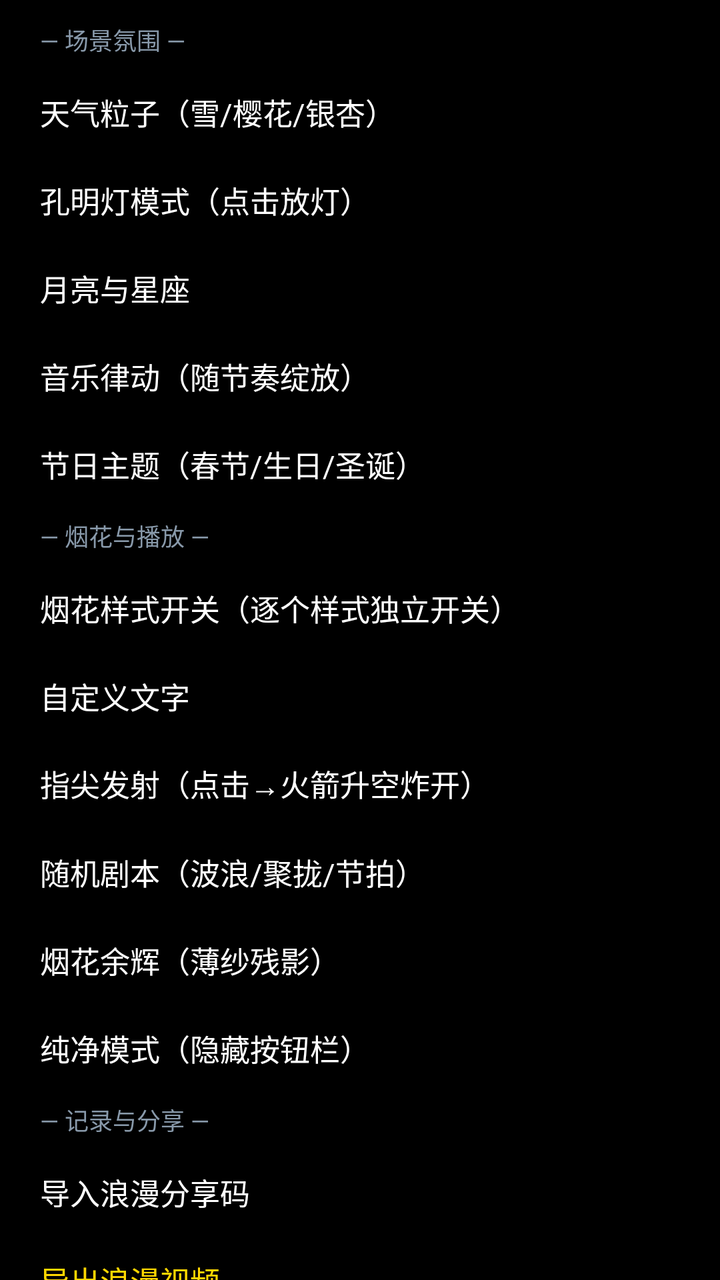
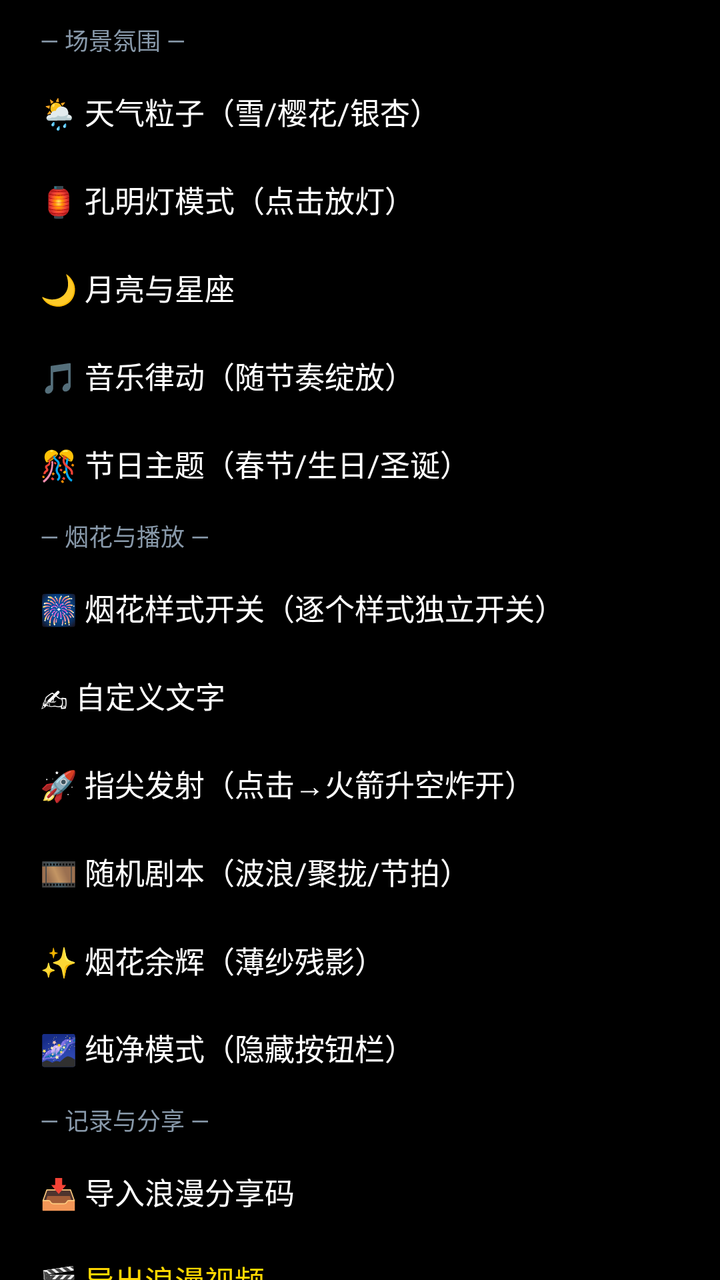

The first picture is an Android layout as it rendered before a commit; the second is the same layout after the commit. The layout source and the unified diff follow.
<!-- AndroidManifest.xml: application theme Theme.Electronic -->
<!-- res/layout/layout_more_menu.xml -->
<?xml version="1.0" encoding="utf-8"?>
<ScrollView xmlns:android="http://schemas.android.com/apk/res/android"
    android:id="@+id/menu_scroll"
    android:layout_width="match_parent"
    android:layout_height="wrap_content"
    android:maxHeight="460dp"
    android:scrollbars="none">

    <LinearLayout
        android:layout_width="match_parent"
        android:layout_height="wrap_content"
        android:orientation="vertical"
        android:paddingVertical="6dp">

        
        <TextView
            android:layout_width="match_parent"
            android:layout_height="28dp"
            android:gravity="center_vertical"
            android:paddingHorizontal="20dp"
            android:text="— 场景氛围 —"
            android:textColor="#8899AA"
            android:textSize="12sp" />

        <TextView
            android:id="@+id/tv_weather"
            android:layout_width="match_parent"
            android:layout_height="44dp"
            android:gravity="center_vertical"
            android:paddingHorizontal="20dp"
            android:text="天气粒子（雪/樱花/银杏）"
            android:textColor="#FFFFFF"
            android:textSize="15sp" />

        <TextView
            android:id="@+id/tv_lantern"
            android:layout_width="match_parent"
            android:layout_height="44dp"
            android:gravity="center_vertical"
            android:paddingHorizontal="20dp"
            android:text="孔明灯模式（点击放灯）"
            android:textColor="#FFFFFF"
            android:textSize="15sp" />

        <TextView
            android:id="@+id/tv_moon"
            android:layout_width="match_parent"
            android:layout_height="44dp"
            android:gravity="center_vertical"
            android:paddingHorizontal="20dp"
            android:text="月亮与星座"
            android:textColor="#FFFFFF"
            android:textSize="15sp" />

        <TextView
            android:id="@+id/tv_rhythm"
            android:layout_width="match_parent"
            android:layout_height="44dp"
            android:gravity="center_vertical"
            android:paddingHorizontal="20dp"
            android:text="音乐律动（随节奏绽放）"
            android:textColor="#FFFFFF"
            android:textSize="15sp" />

        <TextView
            android:id="@+id/tv_theme"
            android:layout_width="match_parent"
            android:layout_height="44dp"
            android:gravity="center_vertical"
            android:paddingHorizontal="20dp"
            android:text="节日主题（春节/生日/圣诞）"
            android:textColor="#FFFFFF"
            android:textSize="15sp" />

        
        <TextView
            android:layout_width="match_parent"
            android:layout_height="28dp"
            android:gravity="center_vertical"
            android:paddingHorizontal="20dp"
            android:text="— 烟花与播放 —"
            android:textColor="#8899AA"
            android:textSize="12sp" />

        <TextView
            android:id="@+id/tv_style_switch"
            android:layout_width="match_parent"
            android:layout_height="44dp"
            android:gravity="center_vertical"
            android:paddingHorizontal="20dp"
            android:text="烟花样式开关（逐个样式独立开关）"
            android:textColor="#FFFFFF"
            android:textSize="15sp" />

        <TextView
            android:id="@+id/tv_custom_text"
            android:layout_width="match_parent"
            android:layout_height="44dp"
            android:gravity="center_vertical"
            android:paddingHorizontal="20dp"
            android:text="自定义文字"
            android:textColor="#FFFFFF"
            android:textSize="15sp" />

        <TextView
            android:id="@+id/tv_rocket_mode"
            android:layout_width="match_parent"
            android:layout_height="44dp"
            android:gravity="center_vertical"
            android:paddingHorizontal="20dp"
            android:text="指尖发射（点击→火箭升空炸开）"
            android:textColor="#FFFFFF"
            android:textSize="15sp" />

        <TextView
            android:id="@+id/tv_auto_pattern"
            android:layout_width="match_parent"
            android:layout_height="44dp"
            android:gravity="center_vertical"
            android:paddingHorizontal="20dp"
            android:text="随机剧本（波浪/聚拢/节拍）"
            android:textColor="#FFFFFF"
            android:textSize="15sp" />

        <TextView
            android:id="@+id/tv_afterglow"
            android:layout_width="match_parent"
            android:layout_height="44dp"
            android:gravity="center_vertical"
            android:paddingHorizontal="20dp"
            android:text="烟花余辉（薄纱残影）"
            android:textColor="#FFFFFF"
            android:textSize="15sp" />

        <TextView
            android:id="@+id/tv_pure_mode"
            android:layout_width="match_parent"
            android:layout_height="44dp"
            android:gravity="center_vertical"
            android:paddingHorizontal="20dp"
            android:text="纯净模式（隐藏按钮栏）"
            android:textColor="#FFFFFF"
            android:textSize="15sp" />

        
        <TextView
            android:layout_width="match_parent"
            android:layout_height="28dp"
            android:gravity="center_vertical"
            android:paddingHorizontal="20dp"
            android:text="— 记录与分享 —"
            android:textColor="#8899AA"
            android:textSize="12sp" />

        <TextView
            android:id="@+id/tv_import_share_code"
            android:layout_width="match_parent"
            android:layout_height="44dp"
            android:gravity="center_vertical"
            android:paddingHorizontal="20dp"
            android:text="导入浪漫分享码"
            android:textColor="#FFFFFF"
            android:textSize="15sp" />

        <TextView
            android:id="@+id/tv_export_video"
            android:layout_width="match_parent"
            android:layout_height="44dp"
            android:gravity="center_vertical"
            android:paddingHorizontal="20dp"
            android:text="导出浪漫视频"
            android:textColor="#FFD700"
            android:textSize="15sp" />

        <TextView
            android:id="@+id/tv_export_gif"
            android:layout_width="match_parent"
            android:layout_height="44dp"
            android:gravity="center_vertical"
            android:paddingHorizontal="20dp"
            android:text="视频转 GIF 动图"
            android:textColor="#FFD700"
            android:textSize="15sp" />

        <TextView
            android:id="@+id/tv_anniversary"
            android:layout_width="match_parent"
            android:layout_height="44dp"
            android:gravity="center_vertical"
            android:paddingHorizontal="20dp"
            android:text="纪念日"
            android:textColor="#FFFFFF"
            android:textSize="15sp" />

        
        <TextView
            android:layout_width="match_parent"
            android:layout_height="28dp"
            android:gravity="center_vertical"
            android:paddingHorizontal="20dp"
            android:text="— 其他 —"
            android:textColor="#8899AA"
            android:textSize="12sp" />

        <TextView
            android:id="@+id/tv_change_bg"
            android:layout_width="match_parent"
            android:layout_height="44dp"
            android:gravity="center_vertical"
            android:paddingHorizontal="20dp"
            android:text="换背景颜色"
            android:textColor="#FFFFFF"
            android:textSize="15sp" />

        <TextView
            android:id="@+id/tv_pick_image"
            android:layout_width="match_parent"
            android:layout_height="44dp"
            android:gravity="center_vertical"
            android:paddingHorizontal="20dp"
            android:text="相册选图"
            android:textColor="#FFFFFF"
            android:textSize="15sp" />

        <TextView
            android:id="@+id/tv_set_wallpaper"
            android:layout_width="match_parent"
            android:layout_height="44dp"
            android:gravity="center_vertical"
            android:paddingHorizontal="20dp"
            android:text="设置为桌面壁纸"
            android:textColor="#FF1493"
            android:textSize="15sp" />

        <TextView
            android:id="@+id/tv_guide"
            android:layout_width="match_parent"
            android:layout_height="44dp"
            android:gravity="center_vertical"
            android:paddingHorizontal="20dp"
            android:text="玩法说明"
            android:textColor="#FFFFFF"
            android:textSize="15sp" />

    </LinearLayout>
</ScrollView>
<!-- resources referenced by this layout -->
<resources>
  <style name="Theme.Electronic" parent="Base.Theme.Electronic" />
  <style name="Base.Theme.Electronic" parent="Theme.Material3.DayNight.NoActionBar">
          
          <item name="android:windowBackground">@android:color/black</item>
          
          <item name="colorPrimary">#FFFF69B4</item>
          <item name="colorOnPrimary">#FFFFFFFF</item>
          <item name="colorSecondaryContainer">#3DFF69B4</item>
          <item name="colorOnSecondaryContainer">#FFFFD700</item>
          
          
      </style>
</resources>

<!-- the commit's change to res/layout/layout_more_menu.xml (unified diff, before → after) -->
@@ -26,9 +26,12 @@
             android:id="@+id/tv_weather"
             android:layout_width="match_parent"
             android:layout_height="44dp"
-            android:gravity="center_vertical"
-            android:paddingHorizontal="20dp"
-            android:text="天气粒子（雪/樱花/银杏）"
+            android:background="?android:attr/selectableItemBackground"
+            android:clickable="true"
+            android:focusable="true"
+            android:gravity="center_vertical"
+            android:paddingHorizontal="20dp"
+            android:text="🌦 天气粒子（雪/樱花/银杏）"
             android:textColor="#FFFFFF"
             android:textSize="15sp" />
 
@@ -36,9 +39,12 @@
             android:id="@+id/tv_lantern"
             android:layout_width="match_parent"
             android:layout_height="44dp"
-            android:gravity="center_vertical"
-            android:paddingHorizontal="20dp"
-            android:text="孔明灯模式（点击放灯）"
+            android:background="?android:attr/selectableItemBackground"
+            android:clickable="true"
+            android:focusable="true"
+            android:gravity="center_vertical"
+            android:paddingHorizontal="20dp"
+            android:text="🏮 孔明灯模式（点击放灯）"
             android:textColor="#FFFFFF"
             android:textSize="15sp" />
 
@@ -46,9 +52,12 @@
             android:id="@+id/tv_moon"
             android:layout_width="match_parent"
             android:layout_height="44dp"
-            android:gravity="center_vertical"
-            android:paddingHorizontal="20dp"
-            android:text="月亮与星座"
+            android:background="?android:attr/selectableItemBackground"
+            android:clickable="true"
+            android:focusable="true"
+            android:gravity="center_vertical"
+            android:paddingHorizontal="20dp"
+            android:text="🌙 月亮与星座"
             android:textColor="#FFFFFF"
             android:textSize="15sp" />
 
@@ -56,9 +65,12 @@
             android:id="@+id/tv_rhythm"
             android:layout_width="match_parent"
             android:layout_height="44dp"
-            android:gravity="center_vertical"
-            android:paddingHorizontal="20dp"
-            android:text="音乐律动（随节奏绽放）"
+            android:background="?android:attr/selectableItemBackground"
+            android:clickable="true"
+            android:focusable="true"
+            android:gravity="center_vertical"
+            android:paddingHorizontal="20dp"
+            android:text="🎵 音乐律动（随节奏绽放）"
             android:textColor="#FFFFFF"
             android:textSize="15sp" />
 
@@ -66,9 +78,12 @@
             android:id="@+id/tv_theme"
             android:layout_width="match_parent"
             android:layout_height="44dp"
-            android:gravity="center_vertical"
-            android:paddingHorizontal="20dp"
-            android:text="节日主题（春节/生日/圣诞）"
+            android:background="?android:attr/selectableItemBackground"
+            android:clickable="true"
+            android:focusable="true"
+            android:gravity="center_vertical"
+            android:paddingHorizontal="20dp"
+            android:text="🎊 节日主题（春节/生日/圣诞）"
             android:textColor="#FFFFFF"
             android:textSize="15sp" />
 
@@ -86,9 +101,12 @@
             android:id="@+id/tv_style_switch"
             android:layout_width="match_parent"
             android:layout_height="44dp"
-            android:gravity="center_vertical"
-            android:paddingHorizontal="20dp"
-            android:text="烟花样式开关（逐个样式独立开关）"
+            android:background="?android:attr/selectableItemBackground"
+            android:clickable="true"
+            android:focusable="true"
+            android:gravity="center_vertical"
+            android:paddingHorizontal="20dp"
+            android:text="🎆 烟花样式开关（逐个样式独立开关）"
             android:textColor="#FFFFFF"
             android:textSize="15sp" />
 
@@ -96,9 +114,12 @@
             android:id="@+id/tv_custom_text"
             android:layout_width="match_parent"
             android:layout_height="44dp"
-            android:gravity="center_vertical"
-            android:paddingHorizontal="20dp"
-            android:text="自定义文字"
+            android:background="?android:attr/selectableItemBackground"
+            android:clickable="true"
+            android:focusable="true"
+            android:gravity="center_vertical"
+            android:paddingHorizontal="20dp"
+            android:text="✍ 自定义文字"
             android:textColor="#FFFFFF"
             android:textSize="15sp" />
 
@@ -106,9 +127,12 @@
             android:id="@+id/tv_rocket_mode"
             android:layout_width="match_parent"
             android:layout_height="44dp"
-            android:gravity="center_vertical"
-            android:paddingHorizontal="20dp"
-            android:text="指尖发射（点击→火箭升空炸开）"
+            android:background="?android:attr/selectableItemBackground"
+            android:clickable="true"
+            android:focusable="true"
+            android:gravity="center_vertical"
+            android:paddingHorizontal="20dp"
+            android:text="🚀 指尖发射（点击→火箭升空炸开）"
             android:textColor="#FFFFFF"
             android:textSize="15sp" />
 
@@ -116,9 +140,12 @@
             android:id="@+id/tv_auto_pattern"
             android:layout_width="match_parent"
             android:layout_height="44dp"
-            android:gravity="center_vertical"
-            android:paddingHorizontal="20dp"
-            android:text="随机剧本（波浪/聚拢/节拍）"
+            android:background="?android:attr/selectableItemBackground"
+            android:clickable="true"
+            android:focusable="true"
+            android:gravity="center_vertical"
+            android:paddingHorizontal="20dp"
+            android:text="🎞 随机剧本（波浪/聚拢/节拍）"
             android:textColor="#FFFFFF"
             android:textSize="15sp" />
 
@@ -126,9 +153,12 @@
             android:id="@+id/tv_afterglow"
             android:layout_width="match_parent"
             android:layout_height="44dp"
-            android:gravity="center_vertical"
-            android:paddingHorizontal="20dp"
-            android:text="烟花余辉（薄纱残影）"
+            android:background="?android:attr/selectableItemBackground"
+            android:clickable="true"
+            android:focusable="true"
+            android:gravity="center_vertical"
+            android:paddingHorizontal="20dp"
+            android:text="✨ 烟花余辉（薄纱残影）"
             android:textColor="#FFFFFF"
             android:textSize="15sp" />
 
@@ -136,9 +166,12 @@
             android:id="@+id/tv_pure_mode"
             android:layout_width="match_parent"
             android:layout_height="44dp"
-            android:gravity="center_vertical"
-            android:paddingHorizontal="20dp"
-            android:text="纯净模式（隐藏按钮栏）"
+            android:background="?android:attr/selectableItemBackground"
+            android:clickable="true"
+            android:focusable="true"
+            android:gravity="center_vertical"
+            android:paddingHorizontal="20dp"
+            android:text="🌌 纯净模式（隐藏按钮栏）"
             android:textColor="#FFFFFF"
             android:textSize="15sp" />
 
@@ -156,9 +189,12 @@
             android:id="@+id/tv_import_share_code"
             android:layout_width="match_parent"
             android:layout_height="44dp"
-            android:gravity="center_vertical"
-            android:paddingHorizontal="20dp"
-            android:text="导入浪漫分享码"
+            android:background="?android:attr/selectableItemBackground"
+            android:clickable="true"
+            android:focusable="true"
+            android:gravity="center_vertical"
+            android:paddingHorizontal="20dp"
+            android:text="📥 导入浪漫分享码"
             android:textColor="#FFFFFF"
             android:textSize="15sp" />
 
@@ -166,9 +202,12 @@
             android:id="@+id/tv_export_video"
             android:layout_width="match_parent"
             android:layout_height="44dp"
-            android:gravity="center_vertical"
-            android:paddingHorizontal="20dp"
-            android:text="导出浪漫视频"
+            android:background="?android:attr/selectableItemBackground"
+            android:clickable="true"
+            android:focusable="true"
+            android:gravity="center_vertical"
+            android:paddingHorizontal="20dp"
+            android:text="🎬 导出浪漫视频"
             android:textColor="#FFD700"
             android:textSize="15sp" />
 
@@ -176,9 +215,12 @@
             android:id="@+id/tv_export_gif"
             android:layout_width="match_parent"
             android:layout_height="44dp"
-            android:gravity="center_vertical"
-            android:paddingHorizontal="20dp"
-            android:text="视频转 GIF 动图"
+            android:background="?android:attr/selectableItemBackground"
+            android:clickable="true"
+            android:focusable="true"
+            android:gravity="center_vertical"
+            android:paddingHorizontal="20dp"
+            android:text="🎞 视频转 GIF 动图"
             android:textColor="#FFD700"
             android:textSize="15sp" />
 
@@ -186,9 +228,12 @@
             android:id="@+id/tv_anniversary"
             android:layout_width="match_parent"
             android:layout_height="44dp"
-            android:gravity="center_vertical"
-            android:paddingHorizontal="20dp"
-            android:text="纪念日"
+            android:background="?android:attr/selectableItemBackground"
+            android:clickable="true"
+            android:focusable="true"
+            android:gravity="center_vertical"
+            android:paddingHorizontal="20dp"
+            android:text="📅 纪念日（点击重演）"
             android:textColor="#FFFFFF"
             android:textSize="15sp" />
 
@@ -206,9 +251,12 @@
             android:id="@+id/tv_change_bg"
             android:layout_width="match_parent"
             android:layout_height="44dp"
-            android:gravity="center_vertical"
-            android:paddingHorizontal="20dp"
-            android:text="换背景颜色"
+            android:background="?android:attr/selectableItemBackground"
+            android:clickable="true"
+            android:focusable="true"
+            android:gravity="center_vertical"
+            android:paddingHorizontal="20dp"
+            android:text="🎨 换背景颜色"
             android:textColor="#FFFFFF"
             android:textSize="15sp" />
 
@@ -216,9 +264,12 @@
             android:id="@+id/tv_pick_image"
             android:layout_width="match_parent"
             android:layout_height="44dp"
-            android:gravity="center_vertical"
-            android:paddingHorizontal="20dp"
-            android:text="相册选图"
+            android:background="?android:attr/selectableItemBackground"
+            android:clickable="true"
+            android:focusable="true"
+            android:gravity="center_vertical"
+            android:paddingHorizontal="20dp"
+            android:text="📷 相册选图"
             android:textColor="#FFFFFF"
             android:textSize="15sp" />
 
@@ -226,9 +277,12 @@
             android:id="@+id/tv_set_wallpaper"
             android:layout_width="match_parent"
             android:layout_height="44dp"
-            android:gravity="center_vertical"
-            android:paddingHorizontal="20dp"
-            android:text="设置为桌面壁纸"
+            android:background="?android:attr/selectableItemBackground"
+            android:clickable="true"
+            android:focusable="true"
+            android:gravity="center_vertical"
+            android:paddingHorizontal="20dp"
+            android:text="📱 设置为桌面壁纸"
             android:textColor="#FF1493"
             android:textSize="15sp" />
 
@@ -236,9 +290,12 @@
             android:id="@+id/tv_guide"
             android:layout_width="match_parent"
             android:layout_height="44dp"
-            android:gravity="center_vertical"
-            android:paddingHorizontal="20dp"
-            android:text="玩法说明"
+            android:background="?android:attr/selectableItemBackground"
+            android:clickable="true"
+            android:focusable="true"
+            android:gravity="center_vertical"
+            android:paddingHorizontal="20dp"
+            android:text="❓ 玩法说明"
             android:textColor="#FFFFFF"
             android:textSize="15sp" />
 
